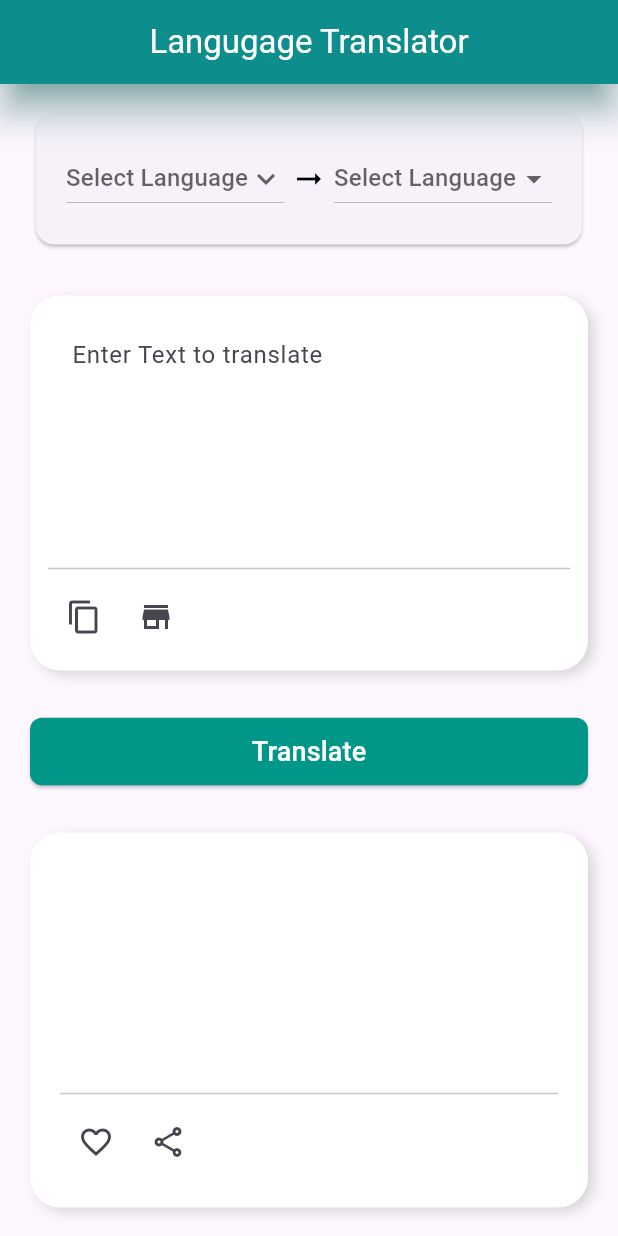
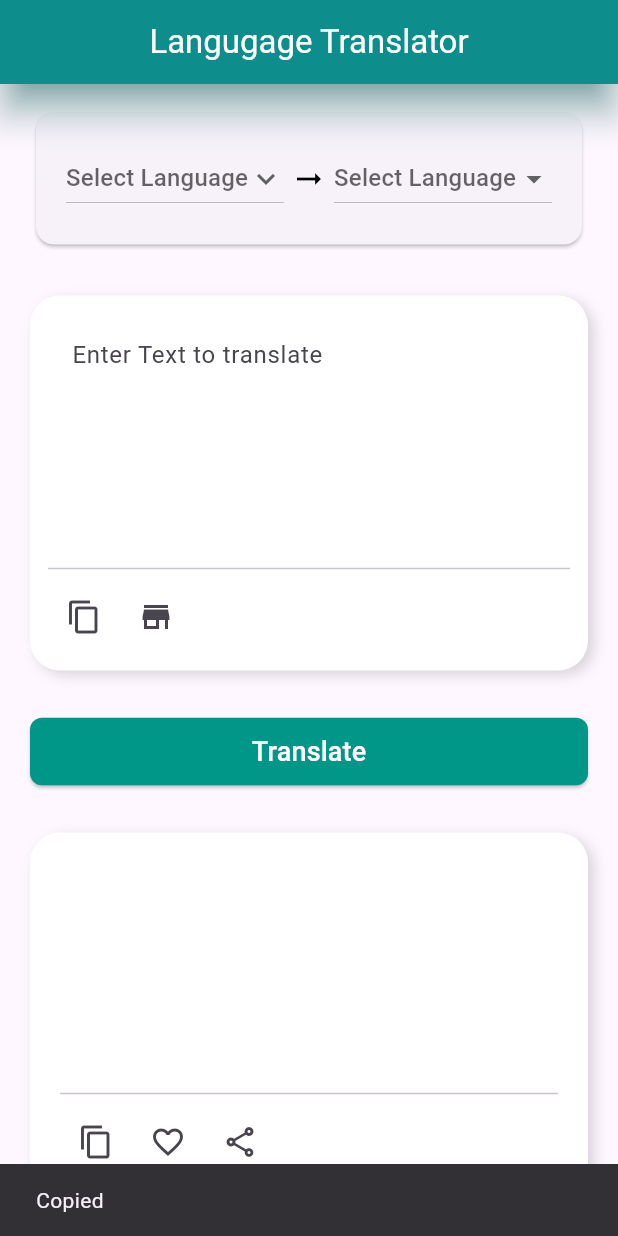
Before and after one commit to Faysal-Maxamed/Language-Translator, a Flutter app: the screen it shows after launch, after a tap on the "content copy" icon, on a phone screen of 412 x 824 dp. Run offline on Flutter 3.47's test engine with Material 3 defaults, Android fonts, the phone set to English and light mode, and no system bars; missing offline and left inert: clipboard, country_flags, translator.

Commit message:
..Copy to Clipboard

```diff
--- a/lib/langugage_translator.dart
+++ b/lib/langugage_translator.dart
@@ -1,3 +1,4 @@
+import 'package:clipboard/clipboard.dart';
 import 'package:country_flags/country_flags.dart';
 import 'package:flutter/material.dart';
 import 'package:translator/translator.dart';
@@ -53,6 +54,16 @@ class _LangugageTranslatorPageState extends State<LangugageTranslatorPage> {
       return "tr";
     }
     return "--";
+  }
+
+  void CopyToClipboard(String text) {
+    FlutterClipboard.copy(text).then((_) {
+      ScaffoldMessenger.of(context).showSnackBar(
+        SnackBar(
+          content: Text("Copied"),
+        ),
+      );
+    });
   }
 
   @override
@@ -177,7 +188,8 @@ class _LangugageTranslatorPageState extends State<LangugageTranslatorPage> {
                     Row(
                       children: [
                         IconButton(
-                          onPressed: () {},
+                          onPressed: () =>
+                              CopyToClipboard(langugageController.text),
                           icon: Icon(Icons.copy),
                         ),
                         IconButton(
@@ -240,6 +252,10 @@ class _LangugageTranslatorPageState extends State<LangugageTranslatorPage> {
                     Row(
                       children: [
                         IconButton(
+                          onPressed: () => CopyToClipboard(output),
+                          icon: Icon(Icons.copy),
+                        ),
+                        IconButton(
                           onPressed: () {},
                           icon: Icon(Icons.favorite_outline),
                         ),
--- a/pubspec.yaml
+++ b/pubspec.yaml
@@ -36,6 +36,7 @@ dependencies:
   cupertino_icons: ^1.0.8
   translator: ^1.0.3+1
   country_flags: ^3.2.0
+  clipboard: ^0.1.3
 
 dev_dependencies:
   flutter_test:
```
Also changed, not shown: pubspec.lock.
